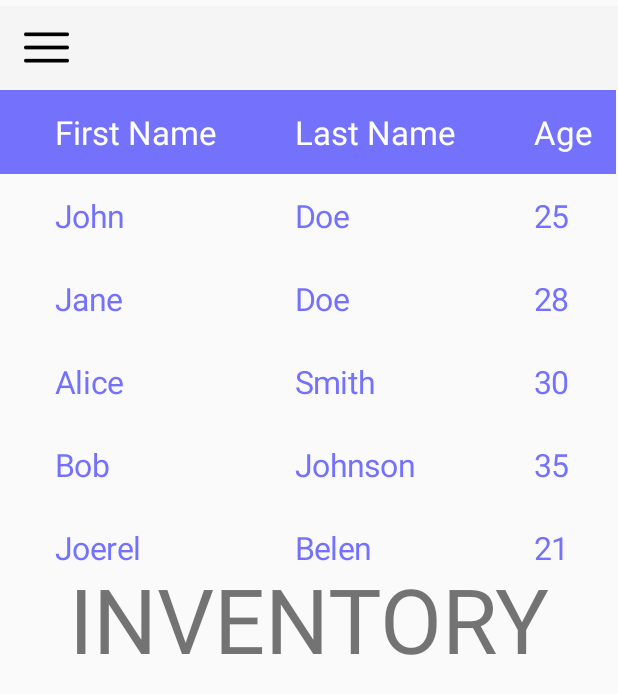
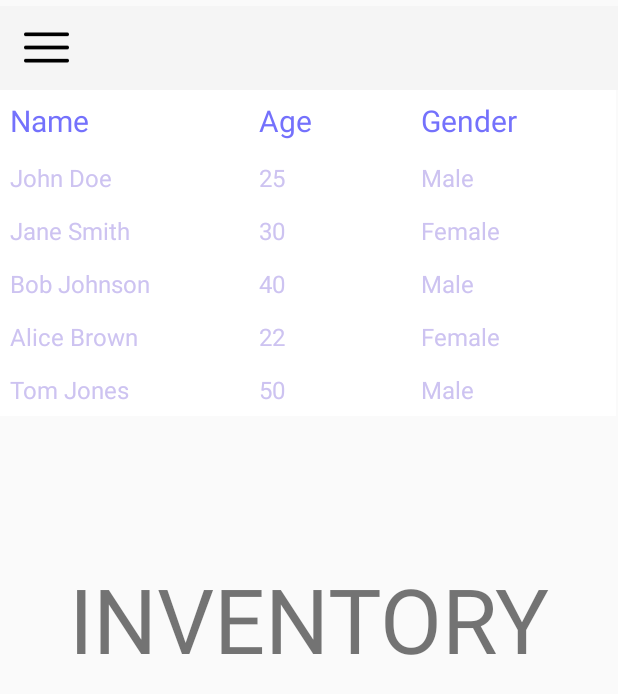
Before and after one commit to jrlbln/Capstone, an Android app: the Home screen opened directly, with no data from a screen before it, in the side drawer, after a tap on "Inventory", on a phone screen of 412 x 824 dp. Shown: the top 694 px of the screen. Run offline under Robolectric (Android 15) with nearby library versions, the phone set to English and light mode, and no system bars; libraries missing offline, so code that uses them is left out: com.github.mikephil.charting; 21 statements that could not run were skipped.

Commit message:
added table and chart functions to Home Page

```diff
--- a/app/src/main/java/com/example/capstone/Home.java
+++ b/app/src/main/java/com/example/capstone/Home.java
@@ -22,6 +22,12 @@ import android.widget.TableLayout;
 import android.widget.TableRow;
 import android.widget.TextView;
 
+import com.github.mikephil.charting.charts.LineChart;
+import com.github.mikephil.charting.components.XAxis;
+import com.github.mikephil.charting.components.YAxis;
+import com.github.mikephil.charting.data.Entry;
+import com.github.mikephil.charting.data.LineData;
+import com.github.mikephil.charting.data.LineDataSet;
 import com.google.android.material.navigation.NavigationView;
 
 import java.util.ArrayList;
@@ -31,10 +37,15 @@ public class Home extends AppCompatActivity {
 
     private DrawerLayout drawerLayout;
     private NavigationView navigationView;
-    private TableLayout tableLayout;
-    private String[] headers = {"Name", "Age", "Gender"};
-    private List<String[]> data = new ArrayList<>();
-
+    private TableLayout inventoryTableLayout;
+    private TableLayout salesTableLayout;
+    private TableLayout purchaseTableLayout;
+    private String[] inventoryHeaders = {"Name", "Quantity", "Price"};
+    private String[] salesHeaders = {"Date", "Sales"};
+    private String[] purchaseHeaders = {"Item"};
+    private List<String[]> inventoryData = new ArrayList<>();
+    private List<String[]> salesData = new ArrayList<>();
+    private List<String[]> purchaseData = new ArrayList<>();
 
     @Override
     protected void onCreate(Bundle savedInstanceState) {
@@ -43,21 +54,51 @@ public class Home extends AppCompatActivity {
 
         drawerLayout = findViewById(R.id.drawer_layout);
         navigationView = findViewById(R.id.nav_view);
-        tableLayout = findViewById(R.id.table_layout);
+        inventoryTableLayout = findViewById(R.id.inventory_table);
+        salesTableLayout = findViewById(R.id.sales_list);
+        purchaseTableLayout = findViewById(R.id.purchase_list);
+        LineChart lineChart = findViewById(R.id.line_chart);
 
+        // Add some sample data for inventory table
+        inventoryData.add(new String[]{"iPhone", "10", "$1000"});
+        inventoryData.add(new String[]{"iPad", "20", "$800"});
+        inventoryData.add(new String[]{"MacBook Pro", "5", "$2000"});
+        inventoryData.add(new String[]{"Apple Watch", "15", "$400"});
+        inventoryData.add(new String[]{"AirPods Pro", "30", "$250"});
+        inventoryData.add(new String[]{"iPhone", "10", "$1000"});
+        inventoryData.add(new String[]{"iPad", "20", "$800"});
+        inventoryData.add(new String[]{"MacBook Pro", "5", "$2000"});
+        inventoryData.add(new String[]{"Apple Watch", "15", "$400"});
+        inventoryData.add(new String[]{"AirPods Pro", "30", "$250"});
+        inventoryData.add(new String[]{"iPhone", "10", "$1000"});
+        inventoryData.add(new String[]{"iPad", "20", "$800"});
+        inventoryData.add(new String[]{"MacBook Pro", "5", "$2000"});
+        inventoryData.add(new String[]{"Apple Watch", "15", "$400"});
+        inventoryData.add(new String[]{"AirPods Pro", "30", "$250"});
 
+        // Add some sample data for sales table
+        salesData.add(new String[]{"January", "$5000"});
+        salesData.add(new String[]{"February", "$3000"});
+        salesData.add(new String[]{"March", "$10000"});
+        salesData.add(new String[]{"April", "$2000"});
+        salesData.add(new String[]{"May", "$7500"});
+        salesData.add(new String[]{"June", "$5000"});
+        salesData.add(new String[]{"July", "$3000"});
+        salesData.add(new String[]{"August", "$10000"});
+        salesData.add(new String[]{"September", "$2000"});
+        salesData.add(new String[]{"October", "$7500"});
 
-        // Add some sample data
-        data.add(new String[]{"John Doe", "25", "Male"});
-        data.add(new String[]{"Jane Smith", "30", "Female"});
-        data.add(new String[]{"Bob Johnson", "40", "Male"});
-        data.add(new String[]{"Alice Brown", "22", "Female"});
-        data.add(new String[]{"Tom Jones", "50", "Male"});
-        data.add(new String[]{"Sue Davis", "28", "Female"});
-        data.add(new String[]{"Sam Wilson", "35", "Male"});
-        data.add(new String[]{"Eva Lee", "29", "Female"});
-        data.add(new String[]{"Mike Smith", "45", "Male"});
-        data.add(new String[]{"Lisa Chen", "27", "Female"});
+        // Add some sample data for purchase table
+        purchaseData.add(new String[]{"iPhone"});
+        purchaseData.add(new String[]{"iPad"});
+        purchaseData.add(new String[]{"MacBook Pro"});
+        purchaseData.add(new String[]{"Apple Watch"});
+        purchaseData.add(new String[]{"AirPods Pro"});
+        purchaseData.add(new String[]{"iPhone"});
+        purchaseData.add(new String[]{"iPad"});
+        purchaseData.add(new String[]{"MacBook Pro"});
+        purchaseData.add(new String[]{"Apple Watch"});
+        purchaseData.add(new String[]{"AirPods Pro"});
 
         ActionBarDrawerToggle toggle = new ActionBarDrawerToggle(
                 this, drawerLayout, R.string.navigation_drawer_open, R.string.navigation_drawer_close);
@@ -111,24 +152,24 @@ public class Home extends AppCompatActivity {
 
         //add new functions here
 
-        // Add the table header
-        TableRow headerRow = new TableRow(this);
-        for (String header : headers) {
+        // Add the table Inventory header
+        TableRow headerRow1 = new TableRow(this);
+        for (String header : inventoryHeaders) {
             TextView textView = new TextView(this);
             textView.setText(header);
-            textView.setTextSize(20);
+            textView.setTextSize(16);
             textView.setPadding(10, 10, 10, 10);
             textView.setBackgroundColor(getResources().getColor(R.color.white));
             textView.setTextColor(getResources().getColor(R.color.purple));
-            headerRow.addView(textView);
+            headerRow1.addView(textView);
         }
-        tableLayout.addView(headerRow);
+        inventoryTableLayout.addView(headerRow1);
 
-        // Add the table data
-        int numRowsToShow = 5;
-        for (int i = 0; i < Math.min(data.size(), numRowsToShow); i++) {
+        // Add the table Inventory data
+        int numRowsToShow1 = 15;
+        for (int i = 0; i < Math.min(inventoryData.size(), numRowsToShow1); i++) {
             TableRow dataRow = new TableRow(this);
-            String[] row = data.get(i);
+            String[] row = inventoryData.get(i);
             for (String rowData : row) {
                 TextView textView = new TextView(this);
                 textView.setText(rowData);
@@ -138,9 +179,107 @@ public class Home extends AppCompatActivity {
                 textView.setPadding(10, 10, 10, 10);
                 dataRow.addView(textView);
             }
-            tableLayout.addView(dataRow);
+            inventoryTableLayout.addView(dataRow);
         }
+
+        // Add the table Sales header
+        TableRow headerRow2 = new TableRow(this);
+        for (String header : salesHeaders) {
+            TextView textView = new TextView(this);
+            textView.setText(header);
+            textView.setTextSize(14);
+            textView.setPadding(10, 10, 10, 10);
+            textView.setBackgroundColor(getResources().getColor(R.color.white));
+            textView.setTextColor(getResources().getColor(R.color.purple));
+            headerRow2.addView(textView);
+        }
+        salesTableLayout.addView(headerRow2);
+
+        // Add the table Sales data
+        int numRowsToShow2 = 15;
+        for (int i = 0; i < Math.min(salesData.size(), numRowsToShow2); i++) {
+            TableRow dataRow = new TableRow(this);
+            String[] row = salesData.get(i);
+            for (String rowData : row) {
+                TextView textView = new TextView(this);
+                textView.setText(rowData);
+                textView.setTextSize(11);
+                textView.setBackgroundColor(getResources().getColor(R.color.white));
+                textView.setTextColor(getResources().getColor(R.color.light_purple));
+                textView.setPadding(10, 10, 10, 10);
+                dataRow.addView(textView);
+            }
+            salesTableLayout.addView(dataRow);
+        }
+
+        // Add the table Purchase header
+        TableRow headerRow3 = new TableRow(this);
+        for (String header : purchaseHeaders) {
+            TextView textView = new TextView(this);
+            textView.setText(header);
+            textView.setTextSize(14);
+            textView.setPadding(5, 5, 5, 5);
+            textView.setBackgroundColor(getResources().getColor(R.color.white));
+            textView.setTextColor(getResources().getColor(R.color.purple));
+            headerRow3.addView(textView);
+        }
+        purchaseTableLayout.addView(headerRow3);
+
+        // Add the table Purchase data
+        int numRowsToShow = 10;
+        for (int i = 0; i < Math.min(purchaseData.size(), numRowsToShow); i++) {
+            TableRow dataRow = new TableRow(this);
+            String[] row = purchaseData.get(i);
+            for (String rowData : row) {
+                TextView textView = new TextView(this);
+                textView.setText(rowData);
+                textView.setTextSize(11);
+                textView.setBackgroundColor(getResources().getColor(R.color.white));
+                textView.setTextColor(getResources().getColor(R.color.light_purple));
+                textView.setPadding(5, 5, 5, 5);
+                dataRow.addView(textView);
+            }
+            purchaseTableLayout.addView(dataRow);
+        }
+
+        //Line Chart
+        List<Entry> entries = new ArrayList<>();
+        entries.add(new Entry(0, 1));
+        entries.add(new Entry(1, 4));
+        entries.add(new Entry(2, 2));
+        entries.add(new Entry(3, 5));
+        entries.add(new Entry(4, 3));
+        entries.add(new Entry(5, 6));
+        entries.add(new Entry(6, 4));
+
+        // Create a LineDataSet object to represent the data set on the chart
+        LineDataSet lineDataSet = new LineDataSet(entries, "My Data Set");
+
+        // Set the color of the line and the text
+        lineDataSet.setColor(Color.BLUE);
+        lineDataSet.setValueTextColor(Color.RED);
+
+        // Create a LineData object to hold the data sets
+        LineData lineData = new LineData(lineDataSet);
+
+        // Set the LineData object on the chart
+        lineChart.setData(lineData);
+
+        // Customize the appearance of the X and Y axes
+        XAxis xAxis = lineChart.getXAxis();
+        xAxis.setPosition(XAxis.XAxisPosition.BOTTOM);
+
+        YAxis yAxisLeft = lineChart.getAxisLeft();
+        yAxisLeft.setAxisMinimum(0f);
+
+        YAxis yAxisRight = lineChart.getAxisRight();
+        yAxisRight.setEnabled(false);
+
+        // Invalidate the chart to update its appearance
+        lineChart.invalidate();
     }
+
+
     //exit drawer
     @Override
     public void onBackPressed() {
--- a/app/src/main/java/com/example/capstone/Inventory.java
+++ b/app/src/main/java/com/example/capstone/Inventory.java
@@ -21,12 +21,16 @@ import android.widget.TextView;
 import com.google.android.material.internal.ViewUtils;
 import com.google.android.material.navigation.NavigationView;
 
+import java.util.ArrayList;
+import java.util.List;
+
 public class Inventory extends AppCompatActivity {
 
     private DrawerLayout drawerLayout;
     private NavigationView navigationView;
     private TableLayout tableLayout;
-    private String[][] data = {{"John", "Doe", "25"}, {"Jane", "Doe", "28"}};
+    private String[] headers = {"Name", "Age", "Gender"};
+    private List<String[]> data = new ArrayList<>();
 
     @Override
     protected void onCreate(Bundle savedInstanceState) {
@@ -36,6 +40,18 @@ public class Inventory extends AppCompatActivity {
         drawerLayout = findViewById(R.id.drawer_layout);
         navigationView = findViewById(R.id.nav_view);
         tableLayout = findViewById(R.id.tableLayout);
+
+        // Add some sample data
+        data.add(new String[]{"John Doe", "25", "Male"});
+        data.add(new String[]{"Jane Smith", "30", "Female"});
+        data.add(new String[]{"Bob Johnson", "40", "Male"});
+        data.add(new String[]{"Alice Brown", "22", "Female"});
+        data.add(new String[]{"Tom Jones", "50", "Male"});
+        data.add(new String[]{"Sue Davis", "28", "Female"});
+        data.add(new String[]{"Sam Wilson", "35", "Male"});
+        data.add(new String[]{"Eva Lee", "29", "Female"});
+        data.add(new String[]{"Mike Smith", "45", "Male"});
+        data.add(new String[]{"Lisa Chen", "27", "Female"});
 
         ActionBarDrawerToggle toggle = new ActionBarDrawerToggle(
                 this, drawerLayout, R.string.navigation_drawer_open, R.string.navigation_drawer_close);
@@ -87,39 +103,35 @@ public class Inventory extends AppCompatActivity {
         });
 
         //table
-        // Create header row
+        // Add the table header
         TableRow headerRow = new TableRow(this);
-        String[] headerText = {"First Name", "Last Name", "Age"};
-        for (String text : headerText) {
+        for (String header : headers) {
             TextView textView = new TextView(this);
-            textView.setText(text);
-
-            textView.setBackgroundColor(ContextCompat.getColor(this, R.color.purple));
-            textView.setTextColor(ContextCompat.getColor(this, R.color.white));
-            textView.setTextSize(22);
-            textView.setPadding(55, 20, 20, 20);
+            textView.setText(header);
+            textView.setTextSize(20);
+            textView.setPadding(10, 10, 10, 10);
+            textView.setBackgroundColor(getResources().getColor(R.color.white));
+            textView.setTextColor(getResources().getColor(R.color.purple));
             headerRow.addView(textView);
         }
         tableLayout.addView(headerRow);
 
-        // Add initial data rows
-        for (String[] row : data) {
+        // Add the table data
+        int numRowsToShow = 5;
+        for (int i = 0; i < Math.min(data.size(), numRowsToShow); i++) {
             TableRow dataRow = new TableRow(this);
-            for (String text : row) {
+            String[] row = data.get(i);
+            for (String rowData : row) {
                 TextView textView = new TextView(this);
-                textView.setText(text);
-                textView.setTextColor(ContextCompat.getColor(this, R.color.purple));
-                textView.setTextSize(21);
-                textView.setPadding(55, 20, 20, 20);
+                textView.setText(rowData);
+                textView.setTextSize(16);
+                textView.setBackgroundColor(getResources().getColor(R.color.white));
+                textView.setTextColor(getResources().getColor(R.color.light_purple));
+                textView.setPadding(10, 10, 10, 10);
                 dataRow.addView(textView);
             }
             tableLayout.addView(dataRow);
         }
-
-        // Add new data dynamically
-        addDataToTable("Alice", "Smith", "30");
-        addDataToTable("Bob", "Johnson", "35");
-        addDataToTable("Joerel", "Belen", "21");
 
     }
 
@@ -132,19 +144,4 @@ public class Inventory extends AppCompatActivity {
             super.onBackPressed();
         }
     }
-
-    //table
-    private void addDataToTable(String firstName, String lastName, String age) {
-        TableRow dataRow = new TableRow(this);
-        String[] rowData = {firstName, lastName, age};
-        for (String text : rowData) {
-            TextView textView = new TextView(this);
-            textView.setText(text);
-            textView.setTextColor(ContextCompat.getColor(this, R.color.purple));
-            textView.setTextSize(21);
-            textView.setPadding(55, 20, 20, 20);
-            dataRow.addView(textView);
-        }
-        tableLayout.addView(dataRow);
-    }
 }
--- a/app/src/main/res/layout/intro_app.xml
+++ b/app/src/main/res/layout/intro_app.xml
@@ -46,7 +46,7 @@
         android:fontFamily="@font/poppinsreg"
         android:gravity="center"
         android:justificationMode="inter_word"
-        android:text="Manage and Track your Sales more efficiently with BudgetEase"
+        android:text="Manage and Track your Sales more efficiently with VarietEase"
         android:textSize="18sp"
         app:layout_constraintEnd_toEndOf="parent"
         app:layout_constraintHorizontal_bias="0.497"
```
Also changed, not shown: app/src/main/res/drawable/box3.xml (added, +7 -0 lines), app/src/main/res/layout/home.xml (+94 -18 lines).
